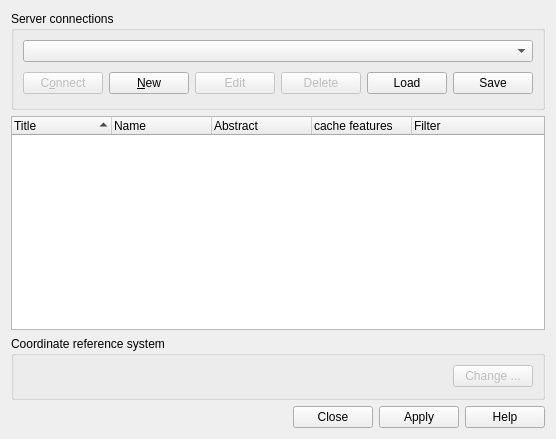
The window that src/ui/qgswfssourceselectbase.ui (qgis/QGIS) describes before a commit, drawn with Qt 5.
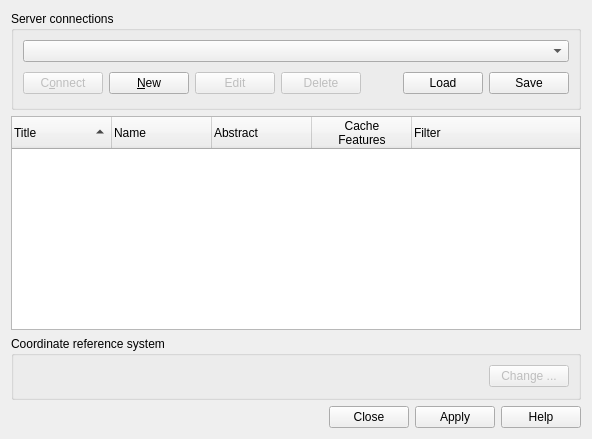
The same window after the commit.

Patch:
```diff
--- a/src/ui/qgswfssourceselectbase.ui
+++ b/src/ui/qgswfssourceselectbase.ui
@@ -6,7 +6,7 @@
    <rect>
     <x>0</x>
     <y>0</y>
-    <width>552</width>
+    <width>592</width>
     <height>439</height>
    </rect>
   </property>
@@ -114,6 +114,12 @@
      <property name="columnCount">
       <number>5</number>
      </property>
+     <attribute name="headerMinimumSectionSize">
+      <number>27</number>
+     </attribute>
+     <attribute name="headerMinimumSectionSize">
+      <number>27</number>
+     </attribute>
      <column>
       <property name="text">
        <string>Title</string>
@@ -131,7 +137,11 @@
      </column>
      <column>
       <property name="text">
-       <string>cache features</string>
+       <string>Cache
+Features</string>
+      </property>
+      <property name="textAlignment">
+       <set>AlignHCenter|AlignVCenter|AlignCenter</set>
       </property>
      </column>
      <column>
```
